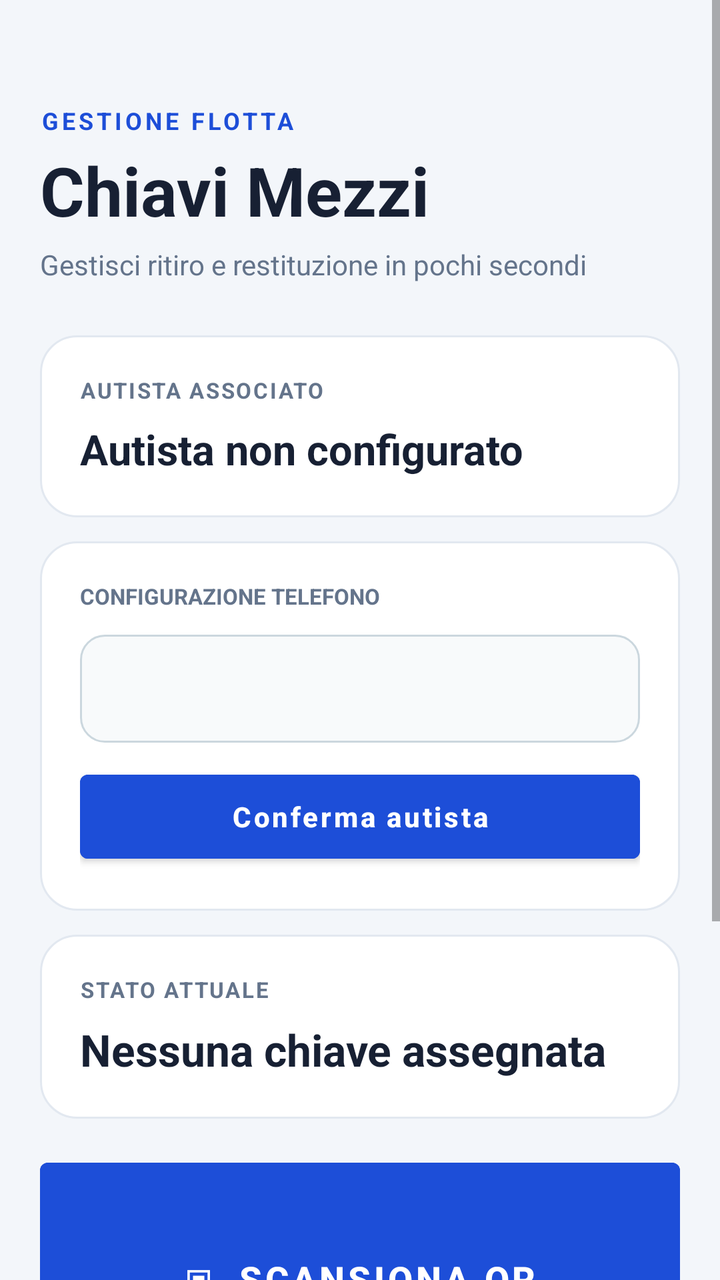
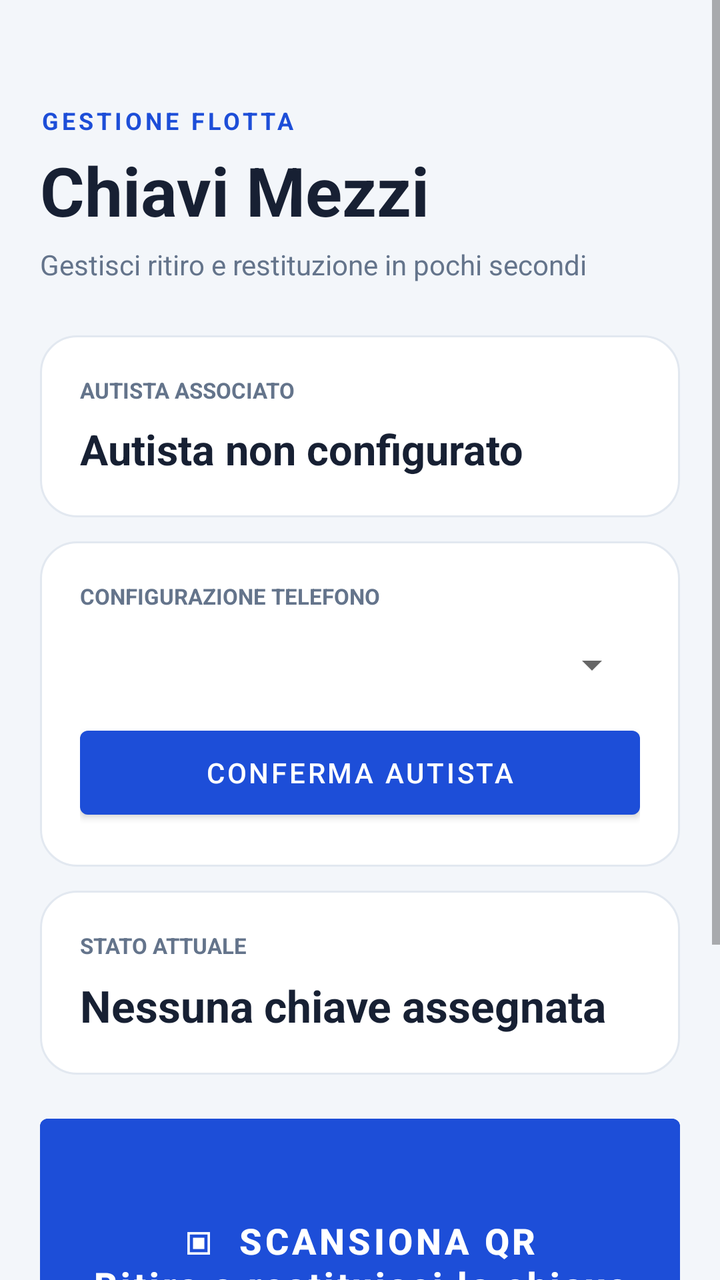

Compare the two renders of this Android layout. The source of the first and the diff that turns it into the second are given below.
<!-- AndroidManifest.xml: application theme Theme.GestioneChiavi -->
<!-- res/layout/activity_main.xml -->
<ScrollView xmlns:android="http://schemas.android.com/apk/res/android"
    android:layout_width="match_parent"
    android:layout_height="match_parent"
    android:background="@color/app_background"
    android:fillViewport="true"
    android:overScrollMode="never">

    <LinearLayout
        android:layout_width="match_parent"
        android:layout_height="wrap_content"
        android:orientation="vertical"
        android:paddingStart="20dp"
        android:paddingTop="52dp"
        android:paddingEnd="20dp"
        android:paddingBottom="28dp">

        <TextView android:layout_width="wrap_content" android:layout_height="wrap_content" android:text="GESTIONE FLOTTA" android:textColor="@color/primary" android:textSize="12sp" android:textStyle="bold" android:letterSpacing="0.14"/>
        <TextView android:layout_width="wrap_content" android:layout_height="wrap_content" android:layout_marginTop="4dp" android:text="Chiavi Mezzi" android:textColor="@color/text_primary" android:textSize="34sp" android:textStyle="bold"/>
        <TextView android:layout_width="wrap_content" android:layout_height="wrap_content" android:layout_marginTop="5dp" android:text="Gestisci ritiro e restituzione in pochi secondi" android:textColor="@color/text_secondary" android:textSize="14sp"/>

        <LinearLayout android:layout_width="match_parent" android:layout_height="wrap_content" android:layout_marginTop="26dp" android:background="@drawable/card_background" android:orientation="vertical" android:padding="20dp">
            <TextView android:layout_width="wrap_content" android:layout_height="wrap_content" android:text="AUTISTA ASSOCIATO" android:textColor="@color/text_secondary" android:textSize="11sp" android:textStyle="bold" android:letterSpacing="0.08"/>
            <TextView android:id="@+id/driver" android:layout_width="match_parent" android:layout_height="wrap_content" android:layout_marginTop="8dp" android:text="Autista non configurato" android:textColor="@color/text_primary" android:textSize="21sp" android:textStyle="bold"/>
        </LinearLayout>

        <LinearLayout android:layout_width="match_parent" android:layout_height="wrap_content" android:layout_marginTop="12dp" android:background="@drawable/card_background" android:orientation="vertical" android:padding="20dp">
            <TextView android:layout_width="wrap_content" android:layout_height="wrap_content" android:text="CONFIGURAZIONE TELEFONO" android:textColor="@color/text_secondary" android:textSize="11sp" android:textStyle="bold"/>
            <Spinner android:id="@+id/driverSpinner" android:layout_width="match_parent" android:layout_height="54dp" android:layout_marginTop="12dp" android:background="@drawable/input_background" android:paddingStart="14dp" android:paddingEnd="14dp"/>
            <Button android:id="@+id/saveDriver" android:layout_width="match_parent" android:layout_height="54dp" android:layout_marginTop="10dp" android:backgroundTint="@color/primary" android:text="Conferma autista" android:textColor="#FFFFFF" android:textAllCaps="false" android:textStyle="bold"/>
        </LinearLayout>

        <LinearLayout android:layout_width="match_parent" android:layout_height="wrap_content" android:layout_marginTop="12dp" android:background="@drawable/card_background" android:orientation="vertical" android:padding="20dp">
            <TextView android:layout_width="wrap_content" android:layout_height="wrap_content" android:text="STATO ATTUALE" android:textColor="@color/text_secondary" android:textSize="11sp" android:textStyle="bold" android:letterSpacing="0.08"/>
            <TextView android:id="@+id/status" android:layout_width="match_parent" android:layout_height="wrap_content" android:layout_marginTop="8dp" android:text="Nessuna chiave assegnata" android:textColor="@color/text_primary" android:textSize="22sp" android:textStyle="bold"/>
        </LinearLayout>

        <Button android:id="@+id/scan" android:layout_width="match_parent" android:layout_height="156dp" android:layout_marginTop="16dp" android:backgroundTint="@color/primary" android:elevation="5dp" android:gravity="center" android:lineSpacingExtra="6dp" android:text="▣  SCANSIONA QR\nRitira o restituisci la chiave" android:textAllCaps="false" android:textColor="#FFFFFF" android:textSize="18sp" android:textStyle="bold"/>

        <Button android:id="@+id/photo" android:layout_width="match_parent" android:layout_height="56dp" android:layout_marginTop="12dp" android:backgroundTint="@color/photo_button" android:text="Fotografa stato mezzo" android:textAllCaps="false" android:textColor="@color/primary" android:textStyle="bold" android:visibility="gone"/>

        <TextView android:id="@+id/message" android:layout_width="match_parent" android:layout_height="wrap_content" android:layout_marginTop="14dp" android:background="@drawable/message_background" android:gravity="center" android:minHeight="46dp" android:padding="12dp" android:textColor="@color/text_primary" android:textSize="14sp" android:textStyle="bold"/>

        <Button android:id="@+id/changeDriver" android:layout_width="match_parent" android:layout_height="54dp" android:layout_marginTop="16dp" android:backgroundTint="@color/secondary_button" android:text="Area responsabile" android:textAllCaps="false" android:textColor="@color/text_primary" android:textStyle="bold"/>
    </LinearLayout>
</ScrollView>
<!-- resources referenced by this layout -->
<resources>
  <color name="app_background">#F3F6FA</color>
  <color name="photo_button">#EFF6FF</color>
  <color name="primary">#1D4ED8</color>
  <color name="secondary_button">#E2E8F0</color>
  <color name="text_primary">#172033</color>
  <color name="text_secondary">#64748B</color>
  <!-- drawable card_background (drawable) -->
  <shape xmlns:android="http://schemas.android.com/apk/res/android" android:shape="rectangle"><solid android:color="@color/surface"/><corners android:radius="18dp"/><stroke android:width="1dp" android:color="@color/border"/></shape>
  <!-- drawable input_background (drawable) -->
  <shape xmlns:android="http://schemas.android.com/apk/res/android" android:shape="rectangle">
      <solid android:color="@color/surface_input" />
      <corners android:radius="12dp" />
      <stroke android:width="1dp" android:color="@color/border_input" />
      <padding android:left="8dp" android:top="4dp" android:right="8dp" android:bottom="4dp" />
  </shape>
  <!-- drawable message_background (drawable) -->
  <shape xmlns:android="http://schemas.android.com/apk/res/android" android:shape="rectangle">
      <solid android:color="@color/surface_message" />
      <corners android:radius="12dp" />
      <stroke android:width="1dp" android:color="@color/border_message" />
  </shape>
  <style name="Theme.GestioneChiavi" parent="Theme.MaterialComponents.DayNight.NoActionBar"><item name="colorPrimary">@color/primary</item><item name="colorPrimaryVariant">@color/primary_dark</item></style>
  <color name="surface">#FFFFFF</color>
  <color name="border">#E2E8F0</color>
  <color name="surface_input">#F8FAFB</color>
  <color name="border_input">#CBD7DE</color>
  <color name="surface_message">#EAF2F6</color>
  <color name="border_message">#D5E2E9</color>
  <color name="primary_dark">#173B57</color>
</resources>

<!-- the commit's change to res/layout/activity_main.xml (unified diff, before → after) -->
@@ -1,45 +1 @@
-<ScrollView xmlns:android="http://schemas.android.com/apk/res/android"
-    android:layout_width="match_parent"
-    android:layout_height="match_parent"
-    android:background="@color/app_background"
-    android:fillViewport="true"
-    android:overScrollMode="never">
-
-    <LinearLayout
-        android:layout_width="match_parent"
-        android:layout_height="wrap_content"
-        android:orientation="vertical"
-        android:paddingStart="20dp"
-        android:paddingTop="52dp"
-        android:paddingEnd="20dp"
-        android:paddingBottom="28dp">
-
-        <TextView android:layout_width="wrap_content" android:layout_height="wrap_content" android:text="GESTIONE FLOTTA" android:textColor="@color/primary" android:textSize="12sp" android:textStyle="bold" android:letterSpacing="0.14"/>
-        <TextView android:layout_width="wrap_content" android:layout_height="wrap_content" android:layout_marginTop="4dp" android:text="Chiavi Mezzi" android:textColor="@color/text_primary" android:textSize="34sp" android:textStyle="bold"/>
-        <TextView android:layout_width="wrap_content" android:layout_height="wrap_content" android:layout_marginTop="5dp" android:text="Gestisci ritiro e restituzione in pochi secondi" android:textColor="@color/text_secondary" android:textSize="14sp"/>
-
-        <LinearLayout android:layout_width="match_parent" android:layout_height="wrap_content" android:layout_marginTop="26dp" android:background="@drawable/card_background" android:orientation="vertical" android:padding="20dp">
-            <TextView android:layout_width="wrap_content" android:layout_height="wrap_content" android:text="AUTISTA ASSOCIATO" android:textColor="@color/text_secondary" android:textSize="11sp" android:textStyle="bold" android:letterSpacing="0.08"/>
-            <TextView android:id="@+id/driver" android:layout_width="match_parent" android:layout_height="wrap_content" android:layout_marginTop="8dp" android:text="Autista non configurato" android:textColor="@color/text_primary" android:textSize="21sp" android:textStyle="bold"/>
-        </LinearLayout>
-
-        <LinearLayout android:layout_width="match_parent" android:layout_height="wrap_content" android:layout_marginTop="12dp" android:background="@drawable/card_background" android:orientation="vertical" android:padding="20dp">
-            <TextView android:layout_width="wrap_content" android:layout_height="wrap_content" android:text="CONFIGURAZIONE TELEFONO" android:textColor="@color/text_secondary" android:textSize="11sp" android:textStyle="bold"/>
-            <Spinner android:id="@+id/driverSpinner" android:layout_width="match_parent" android:layout_height="54dp" android:layout_marginTop="12dp" android:background="@drawable/input_background" android:paddingStart="14dp" android:paddingEnd="14dp"/>
-            <Button android:id="@+id/saveDriver" android:layout_width="match_parent" android:layout_height="54dp" android:layout_marginTop="10dp" android:backgroundTint="@color/primary" android:text="Conferma autista" android:textColor="#FFFFFF" android:textAllCaps="false" android:textStyle="bold"/>
-        </LinearLayout>
-
-        <LinearLayout android:layout_width="match_parent" android:layout_height="wrap_content" android:layout_marginTop="12dp" android:background="@drawable/card_background" android:orientation="vertical" android:padding="20dp">
-            <TextView android:layout_width="wrap_content" android:layout_height="wrap_content" android:text="STATO ATTUALE" android:textColor="@color/text_secondary" android:textSize="11sp" android:textStyle="bold" android:letterSpacing="0.08"/>
-            <TextView android:id="@+id/status" android:layout_width="match_parent" android:layout_height="wrap_content" android:layout_marginTop="8dp" android:text="Nessuna chiave assegnata" android:textColor="@color/text_primary" android:textSize="22sp" android:textStyle="bold"/>
-        </LinearLayout>
-
-        <Button android:id="@+id/scan" android:layout_width="match_parent" android:layout_height="156dp" android:layout_marginTop="16dp" android:backgroundTint="@color/primary" android:elevation="5dp" android:gravity="center" android:lineSpacingExtra="6dp" android:text="▣  SCANSIONA QR\nRitira o restituisci la chiave" android:textAllCaps="false" android:textColor="#FFFFFF" android:textSize="18sp" android:textStyle="bold"/>
-
-        <Button android:id="@+id/photo" android:layout_width="match_parent" android:layout_height="56dp" android:layout_marginTop="12dp" android:backgroundTint="@color/photo_button" android:text="Fotografa stato mezzo" android:textAllCaps="false" android:textColor="@color/primary" android:textStyle="bold" android:visibility="gone"/>
-
-        <TextView android:id="@+id/message" android:layout_width="match_parent" android:layout_height="wrap_content" android:layout_marginTop="14dp" android:background="@drawable/message_background" android:gravity="center" android:minHeight="46dp" android:padding="12dp" android:textColor="@color/text_primary" android:textSize="14sp" android:textStyle="bold"/>
-
-        <Button android:id="@+id/changeDriver" android:layout_width="match_parent" android:layout_height="54dp" android:layout_marginTop="16dp" android:backgroundTint="@color/secondary_button" android:text="Area responsabile" android:textAllCaps="false" android:textColor="@color/text_primary" android:textStyle="bold"/>
-    </LinearLayout>
-</ScrollView>
+<ScrollView xmlns:android="http://schemas.android.com/apk/res/android" android:layout_width="match_parent" android:layout_height="match_parent" android:background="@color/app_background" android:fillViewport="true" android:overScrollMode="never"><LinearLayout android:layout_width="match_parent" android:layout_height="wrap_content" android:orientation="vertical" android:paddingStart="20dp" android:paddingTop="52dp" android:paddingEnd="20dp" android:paddingBottom="28dp"><TextView android:layout_width="wrap_content" android:layout_height="wrap_content" android:text="GESTIONE FLOTTA" android:textColor="@color/primary" android:textSize="12sp" android:textStyle="bold" android:letterSpacing="0.14"/><TextView android:layout_width="wrap_content" android:layout_height="wrap_content" android:layout_marginTop="4dp" android:text="Chiavi Mezzi" android:textColor="@color/text_primary" android:textSize="34sp" android:textStyle="bold"/><TextView android:layout_width="wrap_content" android:layout_height="wrap_content" android:layout_marginTop="5dp" android:text="Gestisci ritiro e restituzione in pochi secondi" android:textColor="@color/text_secondary" android:textSize="14sp"/><LinearLayout android:layout_width="match_parent" android:layout_height="wrap_content" android:layout_marginTop="26dp" android:background="@drawable/card_background" android:orientation="vertical" android:padding="20dp"><TextView android:layout_width="wrap_content" android:layout_height="wrap_content" android:text="AUTISTA ASSOCIATO" android:textColor="@color/text_secondary" android:textSize="11sp" android:textStyle="bold"/><TextView android:id="@+id/driver" android:layout_width="match_parent" android:layout_height="wrap_content" android:layout_marginTop="8dp" android:text="Autista non configurato" android:textColor="@color/text_primary" android:textSize="21sp" android:textStyle="bold"/></LinearLayout><LinearLayout android:layout_width="match_parent" android:layout_height="wrap_content" android:layout_marginTop="12dp" android:background="@drawable/card_background" android:orientation="vertical" android:padding="20dp"><TextView android:layout_width="wrap_content" android:layout_height="wrap_content" android:text="CONFIGURAZIONE TELEFONO" android:textColor="@color/text_secondary" android:textSize="11sp" android:textStyle="bold"/><Spinner android:id="@+id/driverSpinner" android:layout_width="match_parent" android:layout_height="54dp"/><Button android:id="@+id/saveDriver" android:layout_width="match_parent" android:layout_height="54dp" android:text="Conferma autista"/></LinearLayout><LinearLayout android:layout_width="match_parent" android:layout_height="wrap_content" android:layout_marginTop="12dp" android:background="@drawable/card_background" android:orientation="vertical" android:padding="20dp"><TextView android:layout_width="wrap_content" android:layout_height="wrap_content" android:text="STATO ATTUALE" android:textColor="@color/text_secondary" android:textSize="11sp" android:textStyle="bold"/><TextView android:id="@+id/status" android:layout_width="match_parent" android:layout_height="wrap_content" android:layout_marginTop="8dp" android:text="Nessuna chiave assegnata" android:textColor="@color/text_primary" android:textSize="22sp" android:textStyle="bold"/></LinearLayout><Button android:id="@+id/scan" android:layout_width="match_parent" android:layout_height="156dp" android:layout_marginTop="16dp" android:backgroundTint="@color/primary" android:text="▣  SCANSIONA QR\nRitira o restituisci la chiave" android:textAllCaps="false" android:textColor="#FFFFFF" android:textSize="18sp" android:textStyle="bold"/><Button android:id="@+id/photo" android:layout_width="match_parent" android:layout_height="56dp" android:layout_marginTop="12dp" android:backgroundTint="@color/photo_button" android:text="Fotografa stato mezzo" android:textAllCaps="false" android:textColor="@color/primary" android:textStyle="bold" android:visibility="gone"/><Button android:id="@+id/reportDamage" android:layout_width="match_parent" android:layout_height="56dp" android:layout_marginTop="12dp" android:backgroundTint="@color/secondary_button" android:text="Segnala danno / anomalia" android:textAllCaps="false" android:textColor="@color/text_primary" android:textStyle="bold" android:visibility="gone"/><TextView android:id="@+id/message" android:layout_width="match_parent" android:layout_height="wrap_content" android:layout_marginTop="14dp" android:background="@drawable/message_background" android:gravity="center" android:minHeight="46dp" android:padding="12dp" android:textColor="@color/text_primary" android:textSize="14sp" android:textStyle="bold"/><Button android:id="@+id/changeDriver" android:layout_width="match_parent" android:layout_height="54dp" android:layout_marginTop="16dp" android:backgroundTint="@color/secondary_button" android:text="Area responsabile" android:textAllCaps="false" android:textColor="@color/text_primary" android:textStyle="bold"/></LinearLayout></ScrollView>
<!-- resource entries referenced after the edit -->
@@ -8,13 +8,6 @@
   <color name="text_secondary">#64748B</color>
   <!-- drawable card_background (drawable) -->
   <shape xmlns:android="http://schemas.android.com/apk/res/android" android:shape="rectangle"><solid android:color="@color/surface"/><corners android:radius="18dp"/><stroke android:width="1dp" android:color="@color/border"/></shape>
-  <!-- drawable input_background (drawable) -->
-  <shape xmlns:android="http://schemas.android.com/apk/res/android" android:shape="rectangle">
-      <solid android:color="@color/surface_input" />
-      <corners android:radius="12dp" />
-      <stroke android:width="1dp" android:color="@color/border_input" />
-      <padding android:left="8dp" android:top="4dp" android:right="8dp" android:bottom="4dp" />
-  </shape>
   <!-- drawable message_background (drawable) -->
   <shape xmlns:android="http://schemas.android.com/apk/res/android" android:shape="rectangle">
       <solid android:color="@color/surface_message" />
@@ -24,8 +17,6 @@
   <style name="Theme.GestioneChiavi" parent="Theme.MaterialComponents.DayNight.NoActionBar"><item name="colorPrimary">@color/primary</item><item name="colorPrimaryVariant">@color/primary_dark</item></style>
   <color name="surface">#FFFFFF</color>
   <color name="border">#E2E8F0</color>
-  <color name="surface_input">#F8FAFB</color>
-  <color name="border_input">#CBD7DE</color>
   <color name="surface_message">#EAF2F6</color>
   <color name="border_message">#D5E2E9</color>
   <color name="primary_dark">#173B57</color>
